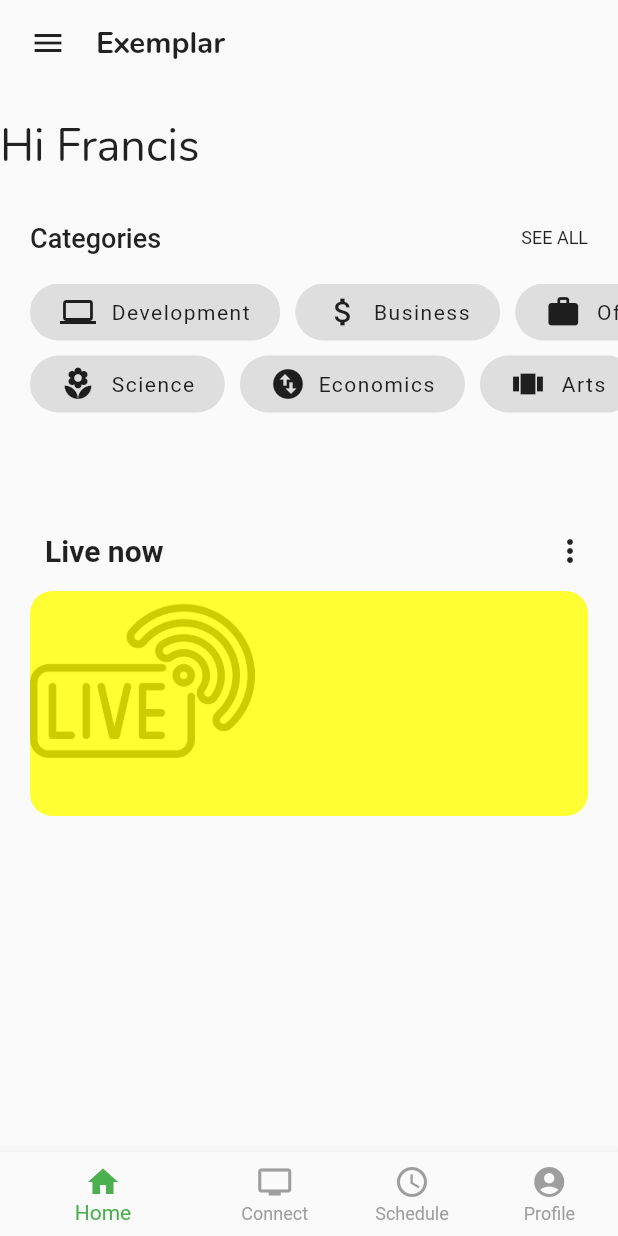
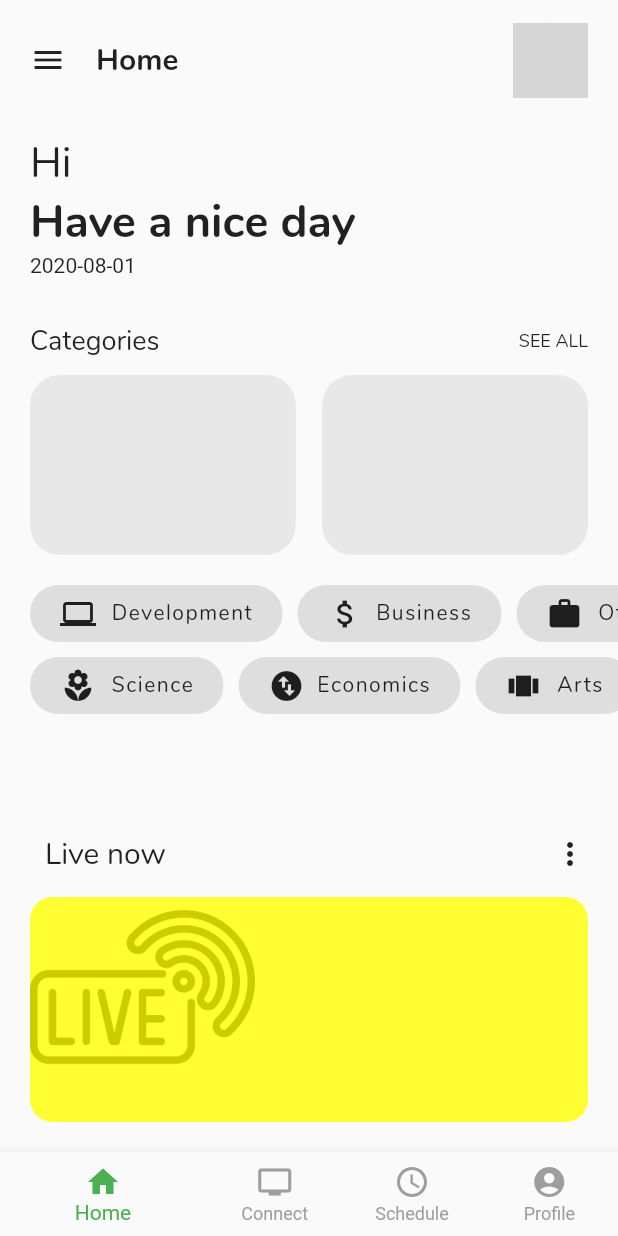
Before and after one commit to BrainyWayne/DSCAgora-Livestream, a Flutter app: the HomeScreen screen opened directly, on a phone screen of 412 x 824 dp. Run offline on Flutter 3.47's test engine with Material 2 defaults, Android fonts, the light colour scheme and no system bars; drawn by our look-alikes of cached_network_image; our stand-ins replace clay_containers, cloud_firestore, firebase_auth, firebase_messaging, firebase_storage, flutter_spinkit and 4 more; missing offline and left inert: agora_flutter_webrtc, agora_rtc_engine, whiteboardkit; accounts and stored records are empty; network calls fail; grey boxes are pictures that could not be loaded.

```diff
--- a/lib/pages/home/home.dart
+++ b/lib/pages/home/home.dart
@@ -1,5 +1,6 @@
 import 'package:agora_flutter_webrtc_quickstart/pages/videobroadcasting/index.dart';
 import 'package:agora_flutter_webrtc_quickstart/pages/whiteboard/whiteboard.dart';
+import 'package:agora_flutter_webrtc_quickstart/util/globalfunctions.dart';
 import 'package:agora_flutter_webrtc_quickstart/util/strings.dart';
 import 'package:cached_network_image/cached_network_image.dart';
 import 'package:clay_containers/constants.dart';
@@ -30,10 +31,18 @@ FirebaseUser publicuser;
 class _HomeState extends State<Home> {
   SharedPreferences sharedPreferences;
   bool darkMode = true;
+  int greeting;
+
+  List<String> greetings = [
+    "Have a nice day",
+    "Glad to have you back",
+    "Welcome back",
+  ];
 
   @override
   void initState() {
     history = "nada";
+    greeting = randomNumber(0, 2);
     getHistory();
     getUserInfo();
     checkDarkMode();
@@ -58,20 +67,44 @@ class _HomeState extends State<Home> {
                       width: 20,
                     ),
                     Text(
-                      "Exemplar",
-                      style: TextStyle(fontSize: 20, fontWeight: FontWeight.w500, fontFamily: "nunitobold"),
+                      "Home",
+                      style: TextStyle(
+                          fontSize: 20,
+                          fontWeight: FontWeight.w500,
+                          fontFamily: "nunitobold"),
                     ),
                     Spacer(),
+                    ClipRRect(
+                      borderRadius: BorderRadius.circular(200),
+                        child: CachedNetworkImage(
+                      imageUrl: photoUrl,
+                      height: 50,
+                      width: 50,
+                    ))
                     //  Icon(Icons.settings)
                   ],
                 ),
               ),
               SizedBox(
-                height: 20,
+                height: 10,
               ),
-
-              Text("Hi Francis", style: TextStyle(fontFamily: "nunito", fontSize: 30),),
-
+              Container(
+                padding: EdgeInsets.symmetric(horizontal: 20),
+                child: Column(
+                  crossAxisAlignment: CrossAxisAlignment.start,
+                  children: [
+                    Text(
+                      "Hi " + username.split(" ")[0],
+                      style: TextStyle(fontFamily: "nunito", fontSize: 28),
+                    ),
+                    Text(
+                      greetings[greeting],
+                      style: TextStyle(fontFamily: "nunitobold", fontSize: 30),
+                    ),
+                    Text(DateTime.now().toString().split(" ")[0])
+                  ],
+                ),
+              ),
               Container(
                 padding: EdgeInsets.symmetric(vertical: 10),
                 child: Column(
@@ -89,13 +122,41 @@ class _HomeState extends State<Home> {
                           Text(
                             "Categories",
                             style: TextStyle(
+                              fontFamily: "nunito",
                                 fontSize: 18, fontWeight: FontWeight.w500),
                           ),
                           Spacer(),
                           Text(
                             "SEE ALL",
-                            style: TextStyle(fontSize: 12),
+                            style: TextStyle(fontFamily: "nunito",fontSize: 12),
                           )
+                        ],
+                      ),
+                    ),
+                    SizedBox(
+                      height: 10,
+                    ),
+                    Container(
+                      padding: EdgeInsets.symmetric(horizontal: 20),
+                      child: Row(
+                        mainAxisAlignment: MainAxisAlignment.spaceBetween,
+                        children: [
+                          Container(
+                            width: MediaQuery.of(context).size.width  * 0.43,
+                            height: 120,
+                            decoration: BoxDecoration(
+                              color: Colors.grey.withOpacity(0.2),
+                              borderRadius: BorderRadius.circular(20)
+                            ),
+                          ),
+                          Container(
+                            width: MediaQuery.of(context).size.width  * 0.43,
+                            height: 120,
+                            decoration: BoxDecoration(
+                                color: Colors.grey.withOpacity(0.2),
+                                borderRadius: BorderRadius.circular(20)
+                            ),
+                          ),
                         ],
                       ),
                     ),
@@ -130,7 +191,7 @@ class _HomeState extends State<Home> {
                                       ),
                                       Text(
                                         "Development",
-                                        style: TextStyle(letterSpacing: 1),
+                                        style: TextStyle(fontFamily: "nunito",letterSpacing: 1),
                                       )
                                     ],
                                   ),
@@ -153,7 +214,7 @@ class _HomeState extends State<Home> {
                                       ),
                                       Text(
                                         "Business",
-                                        style: TextStyle(letterSpacing: 1),
+                                        style: TextStyle(fontFamily: "nunito",letterSpacing: 1),
                                       )
                                     ],
                                   ),
@@ -176,7 +237,7 @@ class _HomeState extends State<Home> {
                                       ),
                                       Text(
                                         "Office Productivity",
-                                        style: TextStyle(letterSpacing: 1),
+                                        style: TextStyle(fontFamily: "nunito",letterSpacing: 1),
                                       )
                                     ],
                                   ),
@@ -199,7 +260,7 @@ class _HomeState extends State<Home> {
                                       ),
                                       Text(
                                         "Marketing",
-                                        style: TextStyle(letterSpacing: 1),
+                                        style: TextStyle(fontFamily: "nunito",letterSpacing: 1),
                                       )
                                     ],
                                   ),
@@ -227,7 +288,7 @@ class _HomeState extends State<Home> {
                                       ),
                                       Text(
                                         "Science",
-                                        style: TextStyle(letterSpacing: 1),
+                                        style: TextStyle(fontFamily: "nunito",letterSpacing: 1),
                                       )
                                     ],
                                   ),
@@ -250,7 +311,7 @@ class _HomeState extends State<Home> {
                                       ),
                                       Text(
                                         "Economics",
-                                        style: TextStyle(letterSpacing: 1),
+                                        style: TextStyle(fontFamily: "nunito",letterSpacing: 1),
                                       )
                                     ],
                                   ),
@@ -273,7 +334,7 @@ class _HomeState extends State<Home> {
                                       ),
                                       Text(
                                         "Arts",
-                                        style: TextStyle(letterSpacing: 1),
+                                        style: TextStyle(fontFamily: "nunito",letterSpacing: 1),
                                       )
                                     ],
                                   ),
@@ -296,7 +357,7 @@ class _HomeState extends State<Home> {
                                       ),
                                       Text(
                                         "Design",
-                                        style: TextStyle(letterSpacing: 1),
+                                        style: TextStyle(fontFamily: "nunito",letterSpacing: 1),
                                       )
                                     ],
                                   ),
@@ -336,8 +397,8 @@ class _HomeState extends State<Home> {
                               ),
                               Text(
                                 "Previous Channel",
-                                style: TextStyle(
-                                    fontWeight: FontWeight.bold, fontSize: 17),
+                                style: TextStyle(fontFamily: "nunito",
+                                  fontSize: 17),
                               ),
                               Spacer(),
                               Icon(Icons.more_vert)
@@ -350,7 +411,7 @@ class _HomeState extends State<Home> {
                               ),
                               Text(
                                 "Automatically saved channel",
-                                style: TextStyle(
+                                style: TextStyle(fontFamily: "nunito",
                                   color: Colors.grey,
                                 ),
                               ),
@@ -373,7 +434,7 @@ class _HomeState extends State<Home> {
                                 children: <Widget>[
                                   Text(
                                     history,
-                                    style: TextStyle(fontSize: 18),
+                                    style: TextStyle(fontFamily: "nunito",fontSize: 18),
                                   ),
                                   Spacer(),
                                   Container(
@@ -381,10 +442,11 @@ class _HomeState extends State<Home> {
                                         vertical: 5, horizontal: 10),
                                     decoration: BoxDecoration(
                                         color: Colors.green,
-                                        borderRadius: BorderRadius.circular(20)),
+                                        borderRadius:
+                                            BorderRadius.circular(20)),
                                     child: Text(
                                       "Connect",
-                                      style: TextStyle(color: Colors.white),
+                                      style: TextStyle(fontFamily: "nunito",color: Colors.white),
                                     ),
                                   )
                                 ],
@@ -413,8 +475,8 @@ class _HomeState extends State<Home> {
                         ),
                         Text(
                           "Live now",
-                          style:
-                              TextStyle(fontWeight: FontWeight.bold, fontSize: 20),
+                          style: TextStyle(fontFamily: "nunito",
+                              fontSize: 20),
                         ),
                         Spacer(),
                         Icon(Icons.more_vert)
@@ -438,7 +500,8 @@ class _HomeState extends State<Home> {
                                   height: 150,
                                   width: double.infinity,
                                   decoration: BoxDecoration(
-                                      color: Colors.yellowAccent.withOpacity(0.8),
+                                      color:
+                                          Colors.yellowAccent.withOpacity(0.8),
                                       borderRadius: BorderRadius.circular(15)),
                                 ),
                               ],
--- /dev/null
+++ b/lib/util/globalfunctions.dart
@@ -0,0 +1,7 @@
+import 'dart:math';
+
+int randomNumber(int min, int max){
+  Random random = new Random();
+  int randomNumber = random.nextInt(max) + min;
+  return randomNumber;
+}
```
Also changed, not shown: 2 other files.
